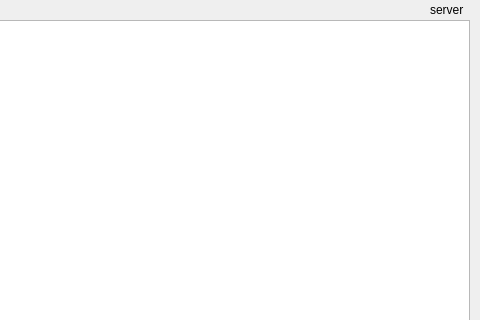
First picture: the form in Milestone3_Interface/mainwindow.ui, repository haverma/Distributed_Chat-System, before the edit; both pictures show x 270 to 750 and y 0 to 320 of the 750 by 600 pixel window.
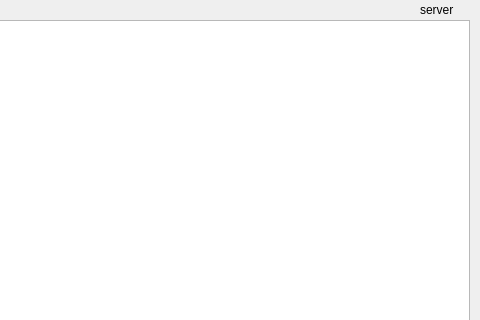
Second picture: the form after the edit.

Commit message: pushed server status to match interface crop

```diff
--- a/Milestone3_Interface/mainwindow.ui
+++ b/Milestone3_Interface/mainwindow.ui
@@ -95,7 +95,7 @@
    <widget class="QLabel" name="serverLabel">
     <property name="geometry">
      <rect>
-      <x>700</x>
+      <x>690</x>
       <y>0</y>
       <width>41</width>
       <height>20</height>
```
The commit also changes 1 other file.
